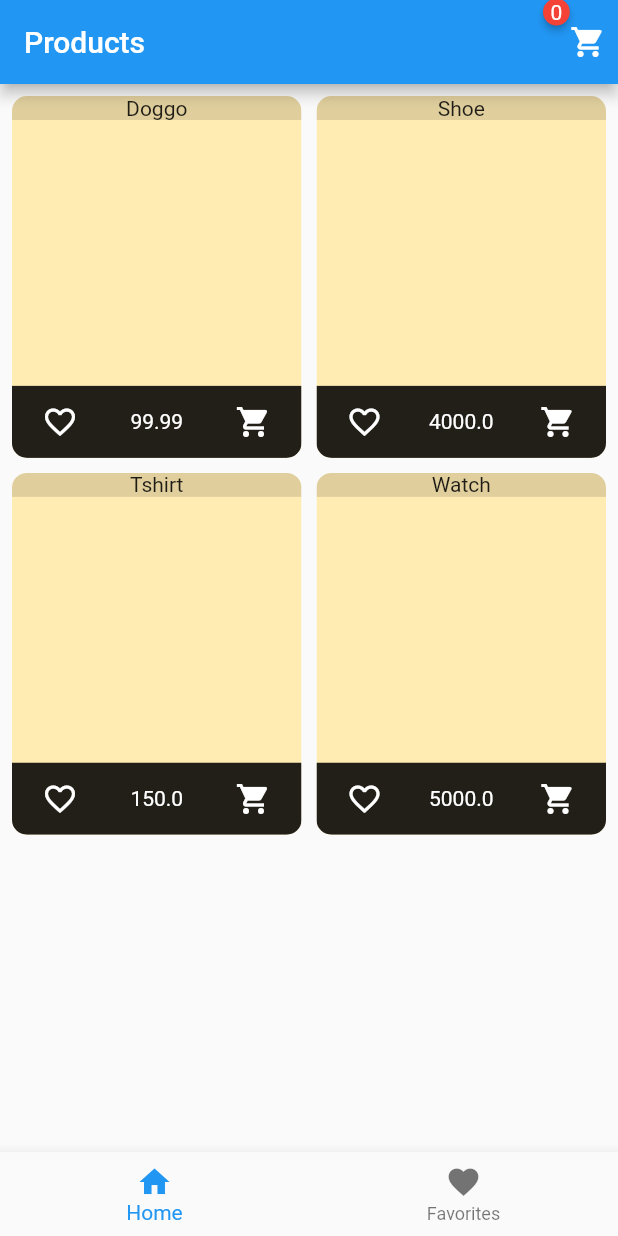
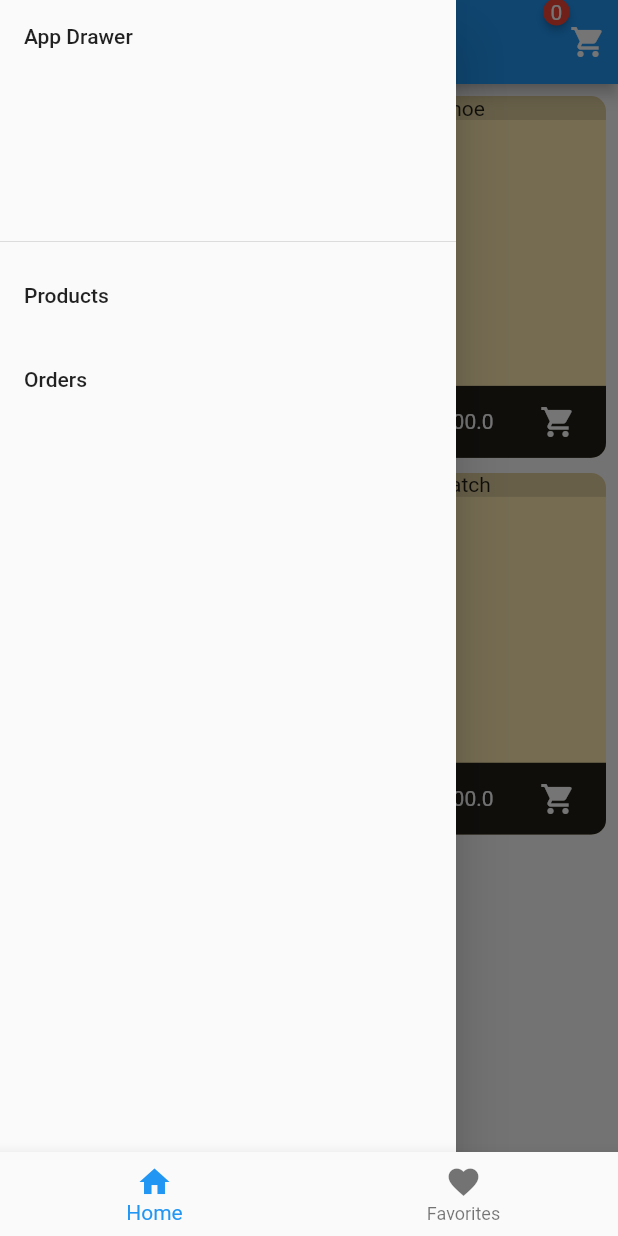
Before and after one commit to nevarwin/addtocart-favorite-example, a Flutter app: the screen it shows after launch, with the side drawer open (before the commit the screen has no drawer), on a phone screen of 412 x 824 dp. Run offline on Flutter 3.47's test engine with Material 2 defaults, Android fonts, the phone set to English and light mode, and no system bars; drawn by our look-alikes of badges.

Commit message:
added a drawer

```diff
--- a/addtocart_favorite_app/lib/screens/product_favorite_screen.dart
+++ b/addtocart_favorite_app/lib/screens/product_favorite_screen.dart
@@ -1,6 +1,7 @@
 import 'package:flutter/material.dart';
 
 import '../widgets/product_grid_widget.dart';
+import '../screens/app_drawer.dart';
 
 class ProductFavoriteScreen extends StatelessWidget {
   ProductFavoriteScreen({Key? key}) : super(key: key);
@@ -12,6 +13,7 @@ class ProductFavoriteScreen extends StatelessWidget {
       appBar: AppBar(
         title: const Text('Favorites'),
       ),
+      drawer: const AppDrawer(),
       body: ProductGridWidget(
         isFavorite: isFavorite,
       ),
--- a/addtocart_favorite_app/lib/screens/product_screen.dart
+++ b/addtocart_favorite_app/lib/screens/product_screen.dart
@@ -5,6 +5,7 @@ import 'package:badges/badges.dart';
 import './cart_screen.dart';
 import '../widgets/product_grid_widget.dart';
 import '../provider/cart.dart';
+import '../screens/app_drawer.dart';
 
 class ProductScreen extends StatelessWidget {
   ProductScreen({Key? key}) : super(key: key);
@@ -50,6 +51,7 @@ class ProductScreen extends StatelessWidget {
           ),
         ],
       ),
+      drawer: const AppDrawer(),
       body: ProductGridWidget(
         isFavorite: isFavorite,
       ),
```
